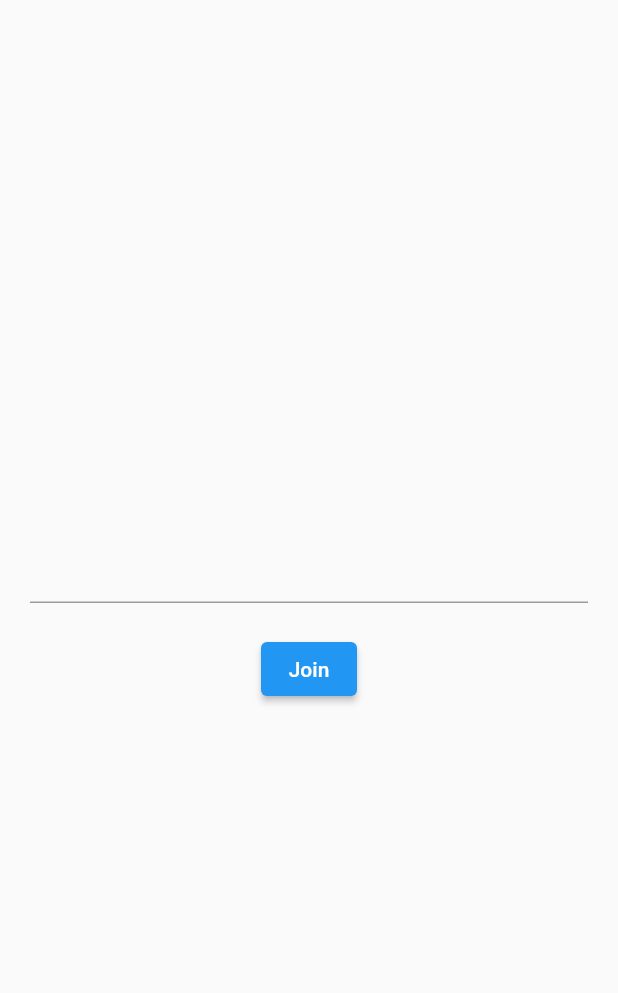
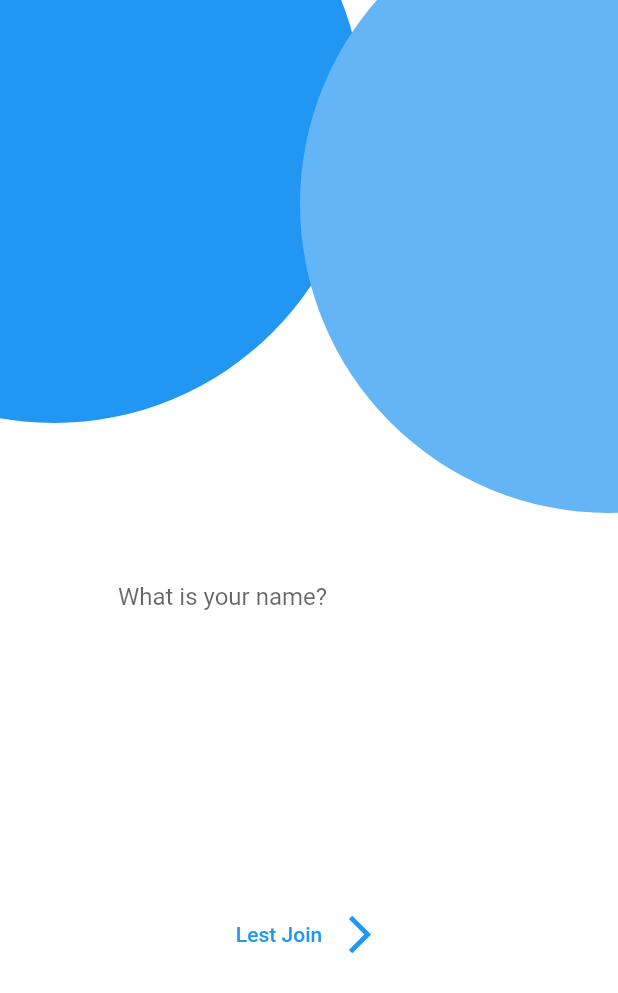
Before and after one commit to beeerlian/socket_io, a Flutter app: the InputNamePage screen opened by its route, on a phone screen of 412 x 824 dp. Shown: the top 993 px of the screen. Run offline on Flutter 3.47's test engine with Material 2 defaults, Android fonts, the phone set to English and light mode, and no system bars; our stand-ins replace bloc, equatable, flutter_bloc, socket_io_client; network calls fail.

Commit message:
- update ui

```diff
--- a/lib/const/const.dart
+++ b/lib/const/const.dart
@@ -1 +1,2 @@
 const String uri = "http://localhost:5500/";
+const animatedDuration = Duration(milliseconds: 500);
--- a/lib/input_name.dart
+++ b/lib/input_name.dart
@@ -1,36 +1,128 @@
 import 'package:flutter/material.dart';
 import 'package:flutter_bloc/flutter_bloc.dart';
 import 'package:socket_io/bloc/pages_bloc.dart';
+import 'package:socket_io/const/const.dart';
 
-class InputNamePage extends StatelessWidget {
-  InputNamePage({ Key? key }) : super(key: key);
+class InputNamePage extends StatefulWidget {
+  // ignore: prefer_const_constructors_in_immutables
+  InputNamePage({Key? key}) : super(key: key);
+
+  @override
+  State<InputNamePage> createState() => _InputNamePageState();
+}
+
+class _InputNamePageState extends State<InputNamePage> {
   TextEditingController nickname = TextEditingController();
+  bool animating = false;
+
+  @override
+  void initState() {
+    Future.delayed(animatedDuration).then((value) {
+      setState(() {
+        animating = !animating;
+      });
+    });
+    super.initState();
+  }
+
   @override
   Widget build(BuildContext context) {
-    return BlocBuilder<PagesBloc, PagesState>(
-      builder: (context, state) {
     return Scaffold(
-          body: Center(
+        backgroundColor: Colors.white,
+        body: Stack(
+          children: [
+            _buildBackgroundForBody(context),
+            _buildMainBody(context),
+          ],
+        ));
+  }
+
+  Widget _buildBackgroundForBody(BuildContext context) {
+    var width = MediaQuery.of(context).size.width;
+    var height = MediaQuery.of(context).size.height;
+
+    var animatedConSize = animating ? width : width / 5;
+    return Stack(children: [
+      Positioned(
+          top: -130,
+          left: -170,
+          child: AnimatedContainer(
+            duration: const Duration(milliseconds: 300),
+            height: animatedConSize,
+            width: animatedConSize,
+            decoration: BoxDecoration(
+                color: Colors.blue, borderRadius: BorderRadius.circular(width)),
+          )),
+      Positioned(
+          top: -70,
+          right: -200,
+          child: AnimatedContainer(
+            duration: const Duration(milliseconds: 300),
+            height: animatedConSize,
+            width: animatedConSize,
+            decoration: BoxDecoration(
+                color: Colors.blue.shade300,
+                borderRadius: BorderRadius.circular(width)),
+          ))
+    ]);
+  }
+
+  Widget _buildMainBody(BuildContext context) {
+    var width = MediaQuery.of(context).size.width;
+    var height = MediaQuery.of(context).size.height;
+
+    return BlocBuilder<PagesBloc, PagesState>(builder: (context, state) {
+      return Center(
         child: Padding(
-              padding: const EdgeInsets.symmetric(horizontal : 20),
+          padding: const EdgeInsets.symmetric(horizontal: 20),
           child: Column(
-                mainAxisAlignment: MainAxisAlignment.center,
+            crossAxisAlignment: CrossAxisAlignment.center,
+            mainAxisAlignment: MainAxisAlignment.spaceEvenly,
             children: [
-                  TextField(
-                    controller: nickname,
-                  ),
               const SizedBox(
                 height: 20,
               ),
-                  ElevatedButton(onPressed: (){
-                    context.read<PagesBloc>().add(GotoChatPage(nickname.text));
-                  }, child: const Text("Join"))
+              AnimatedContainer(
+                  duration: animatedDuration,
+                  width: animating ? width / 1.5 : 10,
+                  padding: const EdgeInsets.symmetric(horizontal: 10),
+                  decoration: BoxDecoration(
+                      color: animating ? Colors.white : Colors.blueAccent,
+                      borderRadius: BorderRadius.circular(15)),
+                  child: animating
+                      ? TextField(
+                          controller: nickname,
+                          decoration: const InputDecoration(
+                              border: InputBorder.none,
+                              hintText: "What is your name?"))
+                      : Container()),
+              animating
+                  ? TextButton(
+                      onPressed: () {
+                        context
+                            .read<PagesBloc>()
+                            .add(GotoChatPage(nickname.text));
+                      },
+                      style: TextButton.styleFrom(
+                          shape: RoundedRectangleBorder(
+                              borderRadius: BorderRadius.circular(50))),
+                      child: Row(
+                          mainAxisSize: MainAxisSize.min,
+                          children: const [
+                            Text("Lest Join"),
+                            SizedBox(
+                              width: 10,
+                            ),
+                            Icon(
+                              Icons.arrow_forward_ios,
+                              size: 30,
+                            )
+                          ]))
+                  : Container()
             ],
           ),
         ),
-          ),
       );
-      }
-    );
+    });
   }
 }
--- a/lib/state_handler.dart
+++ b/lib/state_handler.dart
@@ -12,7 +12,7 @@ class StateHandler extends StatelessWidget {
   Widget build(BuildContext context) {
     return BlocBuilder<PagesBloc, PagesState>(
       builder: (_, state) {
-        return _mapStateToPage(state);
+        return Home(nickname: "iu");
       },
     );
   }
```
Also changed, not shown: lib/home.dart (+43 -16 lines). Lines whose indentation alone changed are shown as unchanged.
